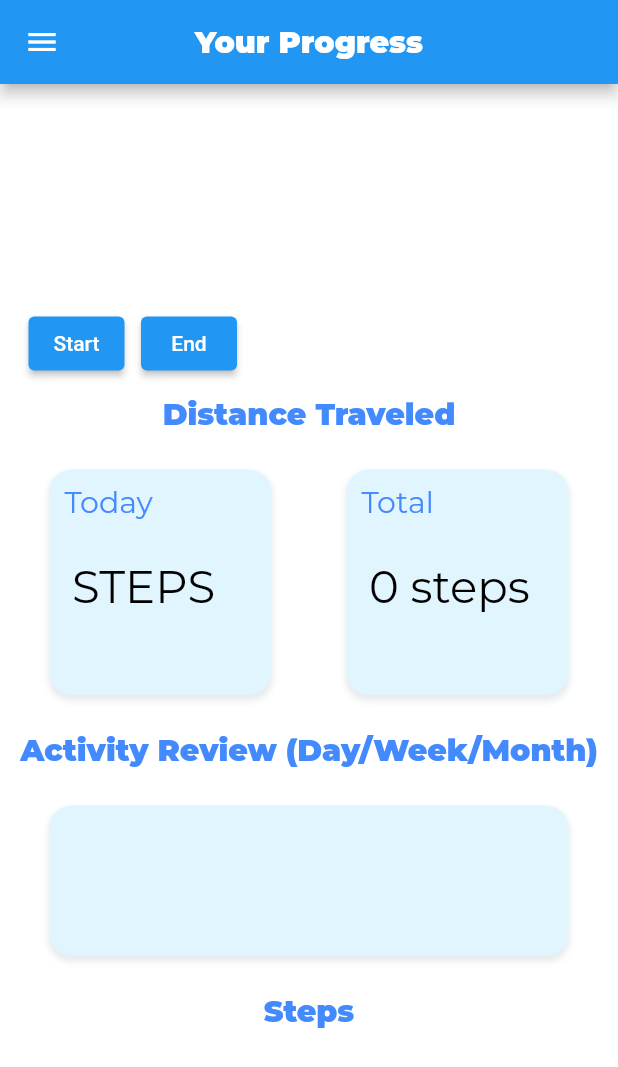
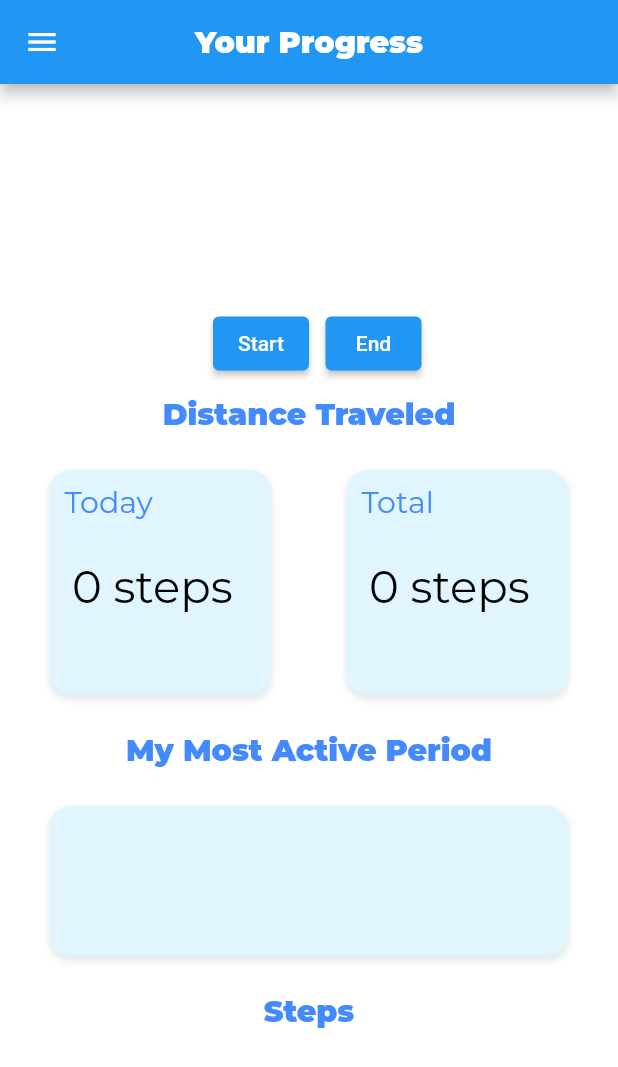
Before and after one commit to lholbrook1/Mobile-Health-App, a Flutter app: the HomeScreen screen opened directly with empty values, on a phone screen of 412 x 824 dp. Shown: the top 1067 px of the screen. Run offline on Flutter 3.47's test engine with Material 2 defaults, Android fonts, the light colour scheme and no system bars; our stand-ins replace cloud_firestore, csv, firebase_auth, firebase_core, sensors; accounts and stored records are empty; project files that could hold a hidden picture were left out.

Commit message:
final commit

```diff
--- a/lib/model/accelerometer.dart
+++ b/lib/model/accelerometer.dart
@@ -32,8 +32,8 @@ class Accelerometer {
     this.uid,
     this.docId,
     this.email = '',
-    this.collectionInterval = '60',
-    this.sendInterval = '60',
+    this.collectionInterval = '5',
+    this.sendInterval = '16',
     List<dynamic>? stepsList,
     List<dynamic>? dataPoints,
     List<dynamic>? magList,
@@ -100,9 +100,9 @@ class Accelerometer {
       docId: docId,
       email: doc[DocKeyAccelerometer.email.name] ??= 'N/A',
       collectionInterval:
-          doc[DocKeyAccelerometer.collectionInterval.name.toString()] ??= '60',
+          doc[DocKeyAccelerometer.collectionInterval.name.toString()] ??= '5',
       sendInterval: doc[DocKeyAccelerometer.sendInterval.name.toString()] ??=
-          '60',
+          '16',
       dataPoints: doc[DocKeyAccelerometer.dataPoints.name] ??= [],
       magList: doc[DocKeyAccelerometer.magList.name] ??= [],
       stepsList: doc[DocKeyAccelerometer.stepsList.name] ??= [],
--- a/lib/model/constant.dart
+++ b/lib/model/constant.dart
@@ -5,23 +5,23 @@ class Constants {
   static const accelerometerCollection = 'accelerometer';
 
   static const List<DropdownMenuItem<String>> collectMenuItems = [
-    DropdownMenuItem(value: '10', child: Text('Test/Demo')),
-    DropdownMenuItem(value: '15', child: Text('15 minutes')),
-    DropdownMenuItem(value: '30', child: Text('30 minutes')),
-    DropdownMenuItem(value: '60', child: Text('1 hour')),
-    DropdownMenuItem(value: '120', child: Text('2 hour')),
-    DropdownMenuItem(value: '240', child: Text('4 hour')),
-    DropdownMenuItem(value: '480', child: Text('8 hour')),
+    DropdownMenuItem(value: '1', child: Text('1 second')),
+    DropdownMenuItem(value: '5', child: Text('5 seconds')),
+    DropdownMenuItem(value: '30', child: Text('30 seconds')),
+    DropdownMenuItem(value: '60', child: Text('1 minute')),
+    DropdownMenuItem(value: '120', child: Text('2 minutes')),
+    DropdownMenuItem(value: '240', child: Text('4 minutes')),
+    DropdownMenuItem(value: '480', child: Text('8 minutes')),
   ];
 
   static const List<DropdownMenuItem<String>> sendMenuItems = [
-    DropdownMenuItem(value: '11', child: Text('Test/Demo')),
-    DropdownMenuItem(value: '16', child: Text('15 minutes')),
-    DropdownMenuItem(value: '31', child: Text('30 minutes')),
-    DropdownMenuItem(value: '61', child: Text('1 hour')),
-    DropdownMenuItem(value: '121', child: Text('2 hour')),
-    DropdownMenuItem(value: '241', child: Text('4 hour')),
-    DropdownMenuItem(value: '481', child: Text('8 hour')),
+    DropdownMenuItem(value: '6', child: Text('5 seconds')),
+    DropdownMenuItem(value: '16', child: Text('15 seconds')),
+    DropdownMenuItem(value: '31', child: Text('30 seconds')),
+    DropdownMenuItem(value: '61', child: Text('1 minute')),
+    DropdownMenuItem(value: '121', child: Text('2 minutes')),
+    DropdownMenuItem(value: '241', child: Text('4 minutes')),
+    DropdownMenuItem(value: '481', child: Text('8 minutes')),
   ];
 }
 
--- a/lib/viewscreen/home_screen.dart
+++ b/lib/viewscreen/home_screen.dart
@@ -58,12 +58,20 @@ class _HomeState extends State<HomeScreen> {
       userPoints = [];
     } else {
       userPoints = widget.accelerometer.dataPoints;
+      con.stepsList = widget.accelerometer.stepsList;
+      for (int n = 0; n < con.stepsList.length; n++) {
+        if (con.stepsList[n] == 1) {
+          totalSteps++;
+        }
+      }
       for (int i = 0; i < userPoints.length; i++) {
         if (userPoints[i]['t'] is Timestamp) {
           userPoints[i]['t'] = DateTime.fromMillisecondsSinceEpoch(
               userPoints[i]['t'].millisecondsSinceEpoch);
         }
       }
+
+      con.setActivePeriod();
       print('======userpoints length: ${userPoints.length}');
       print('======userpoints 1: ${userPoints[0]}');
     }
@@ -72,6 +80,7 @@ class _HomeState extends State<HomeScreen> {
 
   void render(fn) {
     setState(fn);
+    con.setActivePeriod();
   }
 
   @override
@@ -113,11 +122,11 @@ class _HomeState extends State<HomeScreen> {
                   title: const Text('Settings'),
                   onTap: con.settingsPage,
                 ),
-                ListTile(
-                  leading: const Icon(Icons.list_alt_outlined),
-                  title: const Text('Timestamps'),
-                  onTap: con.timestampsPage,
-                ),
+                // ListTile(
+                //   leading: const Icon(Icons.list_alt_outlined),
+                //   title: const Text('Timestamps'),
+                //   onTap: con.timestampsPage,
+                // ),
                 ListTile(
                   leading: const Icon(Icons.exit_to_app),
                   title: const Text('Log Out'),
@@ -139,6 +148,7 @@ class _HomeState extends State<HomeScreen> {
                       crossAxisAlignment: CrossAxisAlignment.center,
                       children: [
                         Row(
+                          mainAxisAlignment: MainAxisAlignment.center,
                           children: [
                             Padding(
                               padding: const EdgeInsets.all(11.0),
@@ -208,7 +218,7 @@ class _HomeState extends State<HomeScreen> {
                                     top: 85,
                                     left: 40,
                                     child: Text(
-                                      "STEPS",
+                                      "${totalSteps} steps",
                                       style: const TextStyle(
                                         fontFamily: 'Montserrat',
                                         fontSize: 30.0,
@@ -275,13 +285,16 @@ class _HomeState extends State<HomeScreen> {
                           ],
                         ),
                         const Text(
-                          "Activity Review (Day/Week/Month)",
+                          // ---------------------------------------------- MOST ACTIVE PERIOD
+                          "My Most Active Period",
                           style: TextStyle(
                             fontFamily: 'MontserratBlack',
                             fontSize: 20.0,
                             color: Colors.blueAccent,
                           ),
                         ),
+                        Stack(
+                          children: [
                             Container(
                               margin: const EdgeInsets.symmetric(
                                 vertical: 25.0,
@@ -302,6 +315,21 @@ class _HomeState extends State<HomeScreen> {
                               ),
                               height: 100.0,
                               width: 350.0,
+                            ),
+                            Positioned(
+                              top: 50,
+                              left: 90,
+                              child: Text(
+                                "${con.activePeriod}",
+                                style: const TextStyle(
+                                  fontFamily: 'Montserrat',
+                                  fontSize: 15.0,
+                                  color: Colors.black,
+                                ),
+                                textAlign: TextAlign.center,
+                              ),
+                            ),
+                          ],
                         ),
                         const Text(
                           "Steps",
@@ -384,6 +412,7 @@ class _Controller {
   late Timer collect;
   int steps = 0;
   late Timer send;
+  String activePeriod = '';
 
   void testButton() {
     print("tf");
@@ -532,18 +561,38 @@ class _Controller {
       if (state.widget.accelerometer.magList[i] > 3) {
         steps++;
         state.totalSteps++;
-        if (state.widget.accelerometer.dataPoints[i + 1]["t"] >=
-            (DateTime.now())
-                .subtract(new Duration(minutes: Duration.minutesPerDay))) {
-          state.todaySteps++;
-        }
       }
       stepsList.add(steps);
     }
+    state.widget.accelerometer.stepsList = stepsList;
     //testing stuff
     Map<String, dynamic> updateInfo = {};
     updateInfo[Accelerometer.STEPS] = stepsList;
     await FirestoreController.updateUser(
         docId: state.widget.accelerometer.docId!, updateInfo: updateInfo);
   }
+
+  void setActivePeriod() {
+    bool step = false;
+    // look through datapoints and find first 2 in a row with 1 step
+    // activePeriod = timestamp of dataPoint[i-2] + - + timestamp of data point[i]
+    for (int i = 1; i < state.widget.accelerometer.dataPoints.length; i++) {
+      if (step && state.widget.accelerometer.stepsList[i - 1] == 1) {
+        // set activePeriod string
+        if (i > 1)
+          activePeriod +=
+              ' to\n ${DateFormat.yMd().add_jms().format(state.userPoints[i]['t'])}';
+
+        break;
+      } else if (step) {
+        step = false;
+        activePeriod = '';
       }
+      if (!step && state.widget.accelerometer.stepsList[i - 1] == 1) {
+        step = true;
+        activePeriod =
+            'From ${DateFormat.yMd().add_jms().format(state.userPoints[i - 1]['t'])}\n';
+      }
+    }
+  }
+}
```
Also changed, not shown: lib/viewscreen/settings_screen.dart (+7 -5 lines), lib/viewscreen/start_screen.dart (+5 -3 lines). Lines whose indentation alone changed are shown as unchanged.
